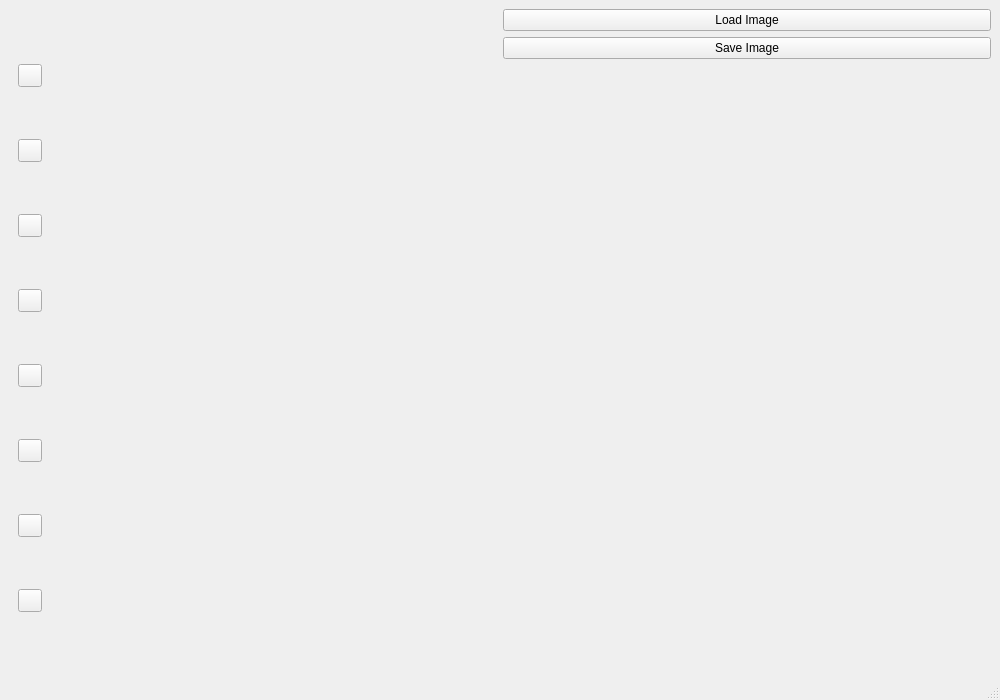
Qt form mainwindow.ui (arcreane/gimpsep-aspegix-et-grodebilix) before a commit.
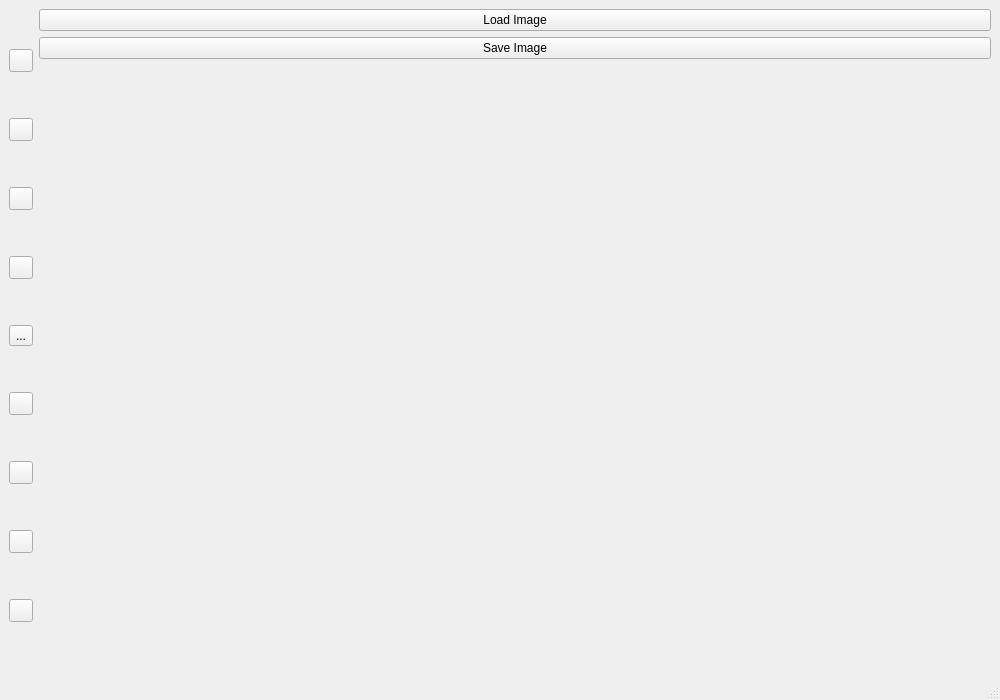
The same form after that commit. Icons and pictures are not drawn.

What changed in the file:
```diff
--- a/mainwindow.ui
+++ b/mainwindow.ui
@@ -14,13 +14,6 @@
    <layout class="QHBoxLayout" name="horizontalLayout">
     <!-- Sidebar with fixed width -->
     <item>
-     <widget class="QWidget" name="sidebarWidget">
-      <property name="minimumSize">
-       <size>
-        <width>60</width>
-        <height>0</height>
-       </size>
-      </property>
       <layout class="QVBoxLayout" name="sidebarLayout">
        <item>
         <widget class="QToolButton" name="brightnessButton">
@@ -77,13 +70,26 @@
        <item>
         <widget class="QToolButton" name="dilationButton">
          <property name="toolTip">
-          <string>Dilation</string>
-         </property>
+         <string>Temperature</string>
+        </property>
+        <property name="text">
+         <string>...</string>
+        </property>
          <property name="icon">
-          <iconset theme="QIcon::ThemeIcon::EditFind"/>
+         <iconset theme="QIcon::ThemeIcon::WeatherFewClouds"/>
+        </property>
+       </widget>
+      </item>
+      <item>
+       <widget class="QToolButton" name="filterButton">
+        <property name="toolTip">
+         <string>Filters</string>
+        </property>
+        <property name="icon">
+         <iconset theme="QIcon::ThemeIcon::MediaTape"/>
          </property>
          <property name="toolButtonStyle">
-          <enum>Qt::ToolButtonIconOnly</enum>
+         <enum>Qt::ToolButtonStyle::ToolButtonIconOnly</enum>
          </property>
         </widget>
        </item>
@@ -127,14 +133,9 @@
         </widget>
        </item>
       </layout>
-     </widget>
     </item>
-    <!-- Main area with stretch -->
     <item>
-     <layout class="QVBoxLayout" name="verticalLayout">
-      <property name="stretch">
-       <number>1</number>
-      </property>
+     <layout class="QVBoxLayout" name="verticalLayout" stretch="0,0,0">
       <item>
        <widget class="QPushButton" name="loadButton">
         <property name="text">
```
Left out of the diff: 19 changed lines with no effect on the pictures. Lines whose indentation alone changed are shown as unchanged.
